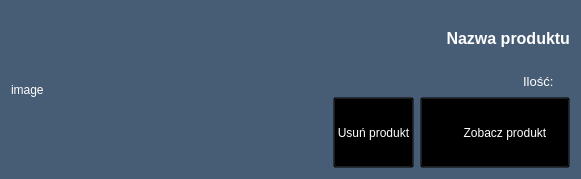
Before: the Qt Designer form productlistelement.ui in ebbe3000/shop, drawn with Qt 5.
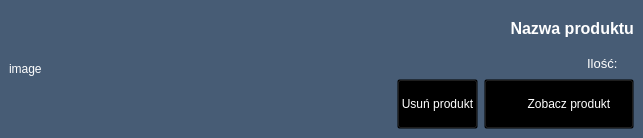
After: the same form once the commit is applied. Icons and pictures are not drawn.

Diff of the .ui file:
```diff
--- a/productlistelement.ui
+++ b/productlistelement.ui
@@ -6,14 +6,20 @@
    <rect>
     <x>0</x>
     <y>0</y>
-    <width>581</width>
-    <height>179</height>
+    <width>643</width>
+    <height>138</height>
    </rect>
   </property>
+  <property name="minimumSize">
+   <size>
+    <width>0</width>
+    <height>138</height>
+   </size>
+  </property>
   <property name="maximumSize">
    <size>
     <width>16777215</width>
-    <height>179</height>
+    <height>138</height>
    </size>
   </property>
   <property name="windowTitle">
@@ -23,7 +29,25 @@
    <string notr="true">background-color: rgb(71, 92, 117);
 color: white;</string>
   </property>
-  <layout class="QHBoxLayout" name="horizontalLayout" stretch="0,7">
+  <layout class="QVBoxLayout" name="verticalLayout_2">
+   <property name="spacing">
+    <number>0</number>
+   </property>
+   <property name="leftMargin">
+    <number>0</number>
+   </property>
+   <property name="topMargin">
+    <number>0</number>
+   </property>
+   <property name="rightMargin">
+    <number>0</number>
+   </property>
+   <property name="bottomMargin">
+    <number>0</number>
+   </property>
+   <item>
+    <widget class="QWidget" name="widget" native="true">
+     <layout class="QHBoxLayout" name="horizontalLayout">
    <item>
     <widget class="QLabel" name="imageLabel">
      <property name="sizePolicy">
@@ -201,6 +225,9 @@
       </layout>
      </item>
     </layout>
+      </item>
+     </layout>
+    </widget>
    </item>
   </layout>
  </widget>
```
Lines whose indentation alone changed are shown as unchanged.
